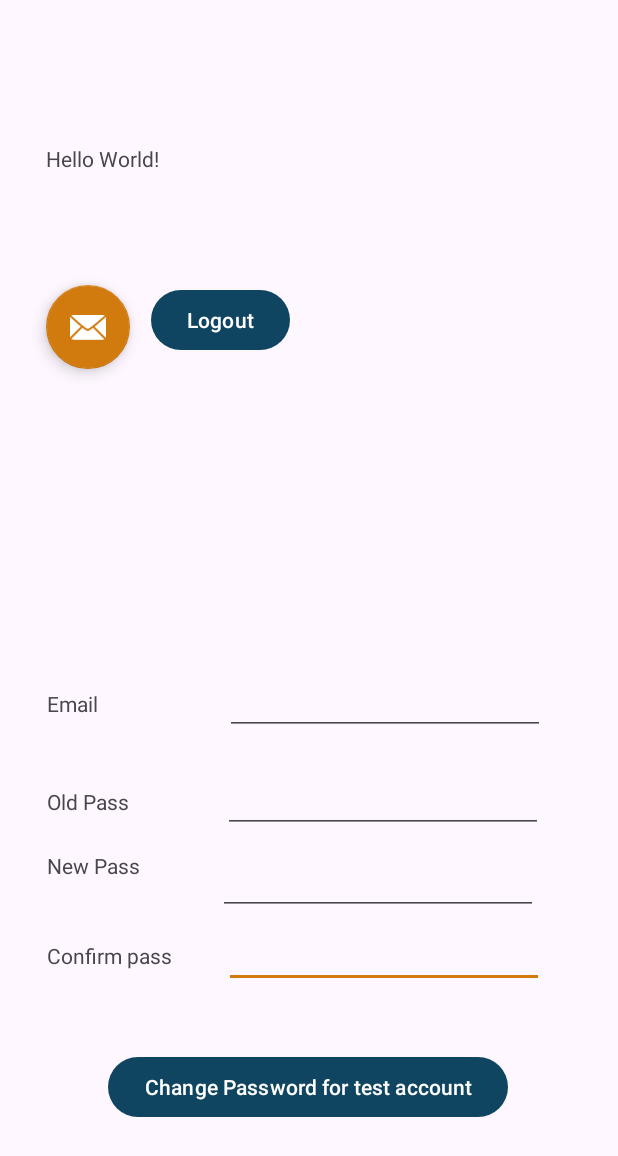
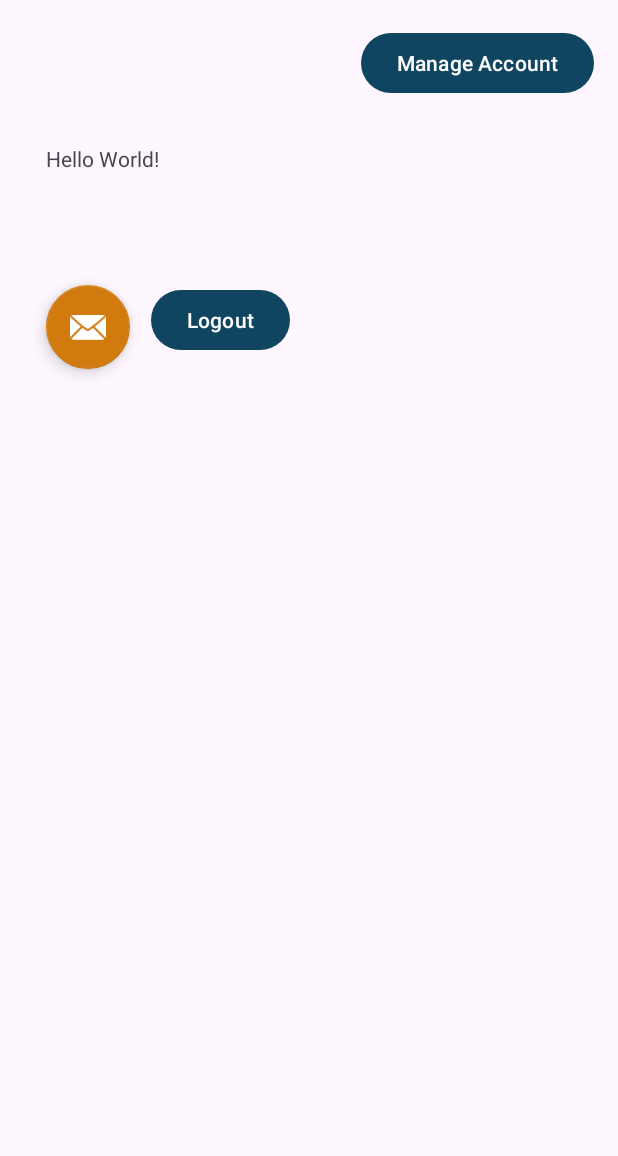
Before and after one commit to emanabdeen/VitaVault, an Android app: the MainActivity screen opened directly, with no data from a screen before it, on a phone screen of 412 x 824 dp. Shown: the top 1156 px of the screen. Run offline under Robolectric (Android 15) with nearby library versions, the phone set to English and light mode, and no system bars; our stand-ins replace Firebase (no records; nobody signed in at launch, a user with empty details on screens opened directly).

Commit message:
Added new activity and layout for account management, took password change functionality out of MainActivity into account management. Email input on page doesn't do anything currently

```diff
--- a/app/src/main/AndroidManifest.xml
+++ b/app/src/main/AndroidManifest.xml
@@ -38,6 +38,11 @@
             android:name=".view.MainActivity"
             android:exported="true">
         </activity>
+        <activity
+            android:name=".view.ManageAccount"
+            android:exported="true">
+        </activity>
+
     </application>
 
 </manifest>
--- a/app/src/main/java/com/example/insight/view/MainActivity.java
+++ b/app/src/main/java/com/example/insight/view/MainActivity.java
@@ -25,8 +25,7 @@ public class MainActivity extends AppCompatActivity {
     ActivityMainBinding binding;
     FirebaseAuth mAuth;
     FirebaseUser user;
-    Button btn, changePassButton;
-    EditText oldPw, newPw, confirmPw, email;
+    Button btn, manageAccount;
 
     @Override
     protected void onCreate(Bundle savedInstanceState) {
@@ -41,13 +40,15 @@ public class MainActivity extends AppCompatActivity {
             finish();
             startActivity(new Intent(MainActivity.this, Login.class));
         }
-        oldPw = binding.editTextOldPw;
-        newPw = binding.editTextNewPw;
-        confirmPw = binding.editTextConfirmPw;
-        email = binding.editTextEmail;
+        btn = binding.button;
+        manageAccount = binding.manageAccount;
 
-        btn = binding.button;
-        changePassButton = binding.testPasswordChange;
+        manageAccount.setOnClickListener(new View.OnClickListener() {
+            @Override
+            public void onClick(View view) {
+                startActivity(new Intent(MainActivity.this, ManageAccount.class));
+            }
+        });
 
         btn.setOnClickListener(new View.OnClickListener() {
             @Override
@@ -62,23 +63,5 @@ public class MainActivity extends AppCompatActivity {
                 }
             }
         });
-        changePassButton.setOnClickListener(new View.OnClickListener() {
-            @Override
-            public void onClick(View view) {
-                mAuth = FirebaseAuth.getInstance();
-                if (user != null) {
-                    LoginRegisterHelper lrh = new LoginRegisterHelper();
-                    try {
-                        CompletableFuture<String> changePasswordResult = lrh.changePassword(oldPw.getText().toString(), newPw.getText().toString(), confirmPw.getText().toString(), mAuth);
-                        changePasswordResult.thenAccept( result -> {
-                            Toast.makeText(getApplicationContext(), result, Toast.LENGTH_SHORT).show();
-                        });
-
-                    } catch (InterruptedException e) {
-                        Log.e("MainActivity", "Change password encountered an error: " + e.getMessage());
-                    }
-                }
-            }
-        });
     }
 }
--- a/app/src/main/res/layout/activity_main.xml
+++ b/app/src/main/res/layout/activity_main.xml
@@ -46,100 +46,16 @@
         app:srcCompat="@android:drawable/ic_dialog_email" />
 
     <Button
-        android:id="@+id/testPasswordChange"
+        android:id="@+id/manageAccount"
         android:layout_width="wrap_content"
         android:layout_height="wrap_content"
-        android:text="Change Password for test account"
+        android:text="Manage Account"
         app:layout_constraintBottom_toBottomOf="parent"
         app:layout_constraintEnd_toEndOf="parent"
-        app:layout_constraintHorizontal_bias="0.496"
+        app:layout_constraintHorizontal_bias="0.937"
         app:layout_constraintStart_toStartOf="parent"
         app:layout_constraintTop_toTopOf="parent"
-        app:layout_constraintVertical_bias="0.903" />
-
-    <EditText
-        android:id="@+id/editTextConfirmPw"
-        android:layout_width="wrap_content"
-        android:layout_height="wrap_content"
-        android:layout_marginEnd="49dp"
-        android:layout_marginBottom="42dp"
-        android:ems="10"
-        android:inputType="textPassword"
-        app:layout_constraintBottom_toTopOf="@+id/testPasswordChange"
-        app:layout_constraintEnd_toEndOf="parent" />
-
-    <EditText
-        android:id="@+id/editTextOldPw"
-        android:layout_width="wrap_content"
-        android:layout_height="wrap_content"
-        android:layout_marginStart="3dp"
-        android:layout_marginBottom="9dp"
-        android:ems="10"
-        android:inputType="textPassword"
-        app:layout_constraintBottom_toTopOf="@+id/editTextNewPw"
-        app:layout_constraintStart_toStartOf="@+id/editTextNewPw" />
-
-    <EditText
-        android:id="@+id/editTextEmail"
-        android:layout_width="wrap_content"
-        android:layout_height="wrap_content"
-        android:layout_marginStart="1dp"
-        android:layout_marginBottom="20dp"
-        android:ems="10"
-        android:inputType="textEmailAddress"
-        app:layout_constraintBottom_toTopOf="@+id/editTextOldPw"
-        app:layout_constraintStart_toStartOf="@+id/editTextOldPw" />
-
-    <EditText
-        android:id="@+id/editTextNewPw"
-        android:layout_width="wrap_content"
-        android:layout_height="wrap_content"
-        android:layout_marginEnd="4dp"
-        android:layout_marginBottom="3dp"
-        android:ems="10"
-        android:inputType="textPassword"
-        app:layout_constraintBottom_toTopOf="@+id/editTextConfirmPw"
-        app:layout_constraintEnd_toEndOf="@+id/editTextConfirmPw" />
-
-    <TextView
-        android:id="@+id/textView4"
-        android:layout_width="wrap_content"
-        android:layout_height="wrap_content"
-        android:layout_marginStart="31dp"
-        android:layout_marginTop="46dp"
-        android:text="Old Pass"
-        app:layout_constraintStart_toStartOf="parent"
-        app:layout_constraintTop_toBottomOf="@+id/textView6" />
-
-    <TextView
-        android:id="@+id/textView6"
-        android:layout_width="wrap_content"
-        android:layout_height="wrap_content"
-        android:layout_marginStart="31dp"
-        android:layout_marginBottom="11dp"
-        android:text="Email"
-        app:layout_constraintBottom_toBottomOf="@+id/editTextEmail"
-        app:layout_constraintStart_toStartOf="parent" />
-
-    <TextView
-        android:id="@+id/textView5"
-        android:layout_width="wrap_content"
-        android:layout_height="wrap_content"
-        android:layout_marginStart="31dp"
-        android:layout_marginTop="23dp"
-        android:text="New Pass"
-        app:layout_constraintStart_toStartOf="parent"
-        app:layout_constraintTop_toBottomOf="@+id/textView4" />
-
-    <TextView
-        android:id="@+id/textView7"
-        android:layout_width="wrap_content"
-        android:layout_height="wrap_content"
-        android:layout_marginStart="31dp"
-        android:text="Confirm pass
-"
-        app:layout_constraintBaseline_toBaselineOf="@+id/editTextConfirmPw"
-        app:layout_constraintStart_toStartOf="parent" />
+        app:layout_constraintVertical_bias="0.023" />
 
 
 </androidx.constraintlayout.widget.ConstraintLayout>
```
Also changed, not shown: app/src/main/java/com/example/insight/view/ManageAccount.java (added, +80 -0 lines), app/src/main/res/layout/activity_manage_account.xml (added, +132 -0 lines).
